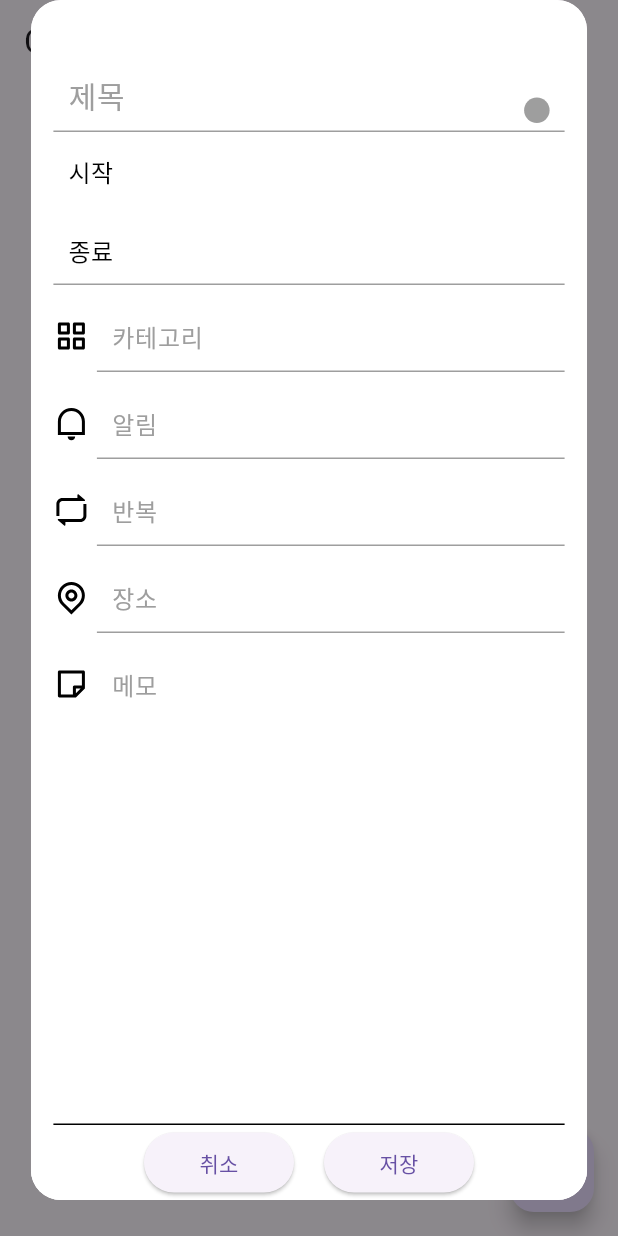
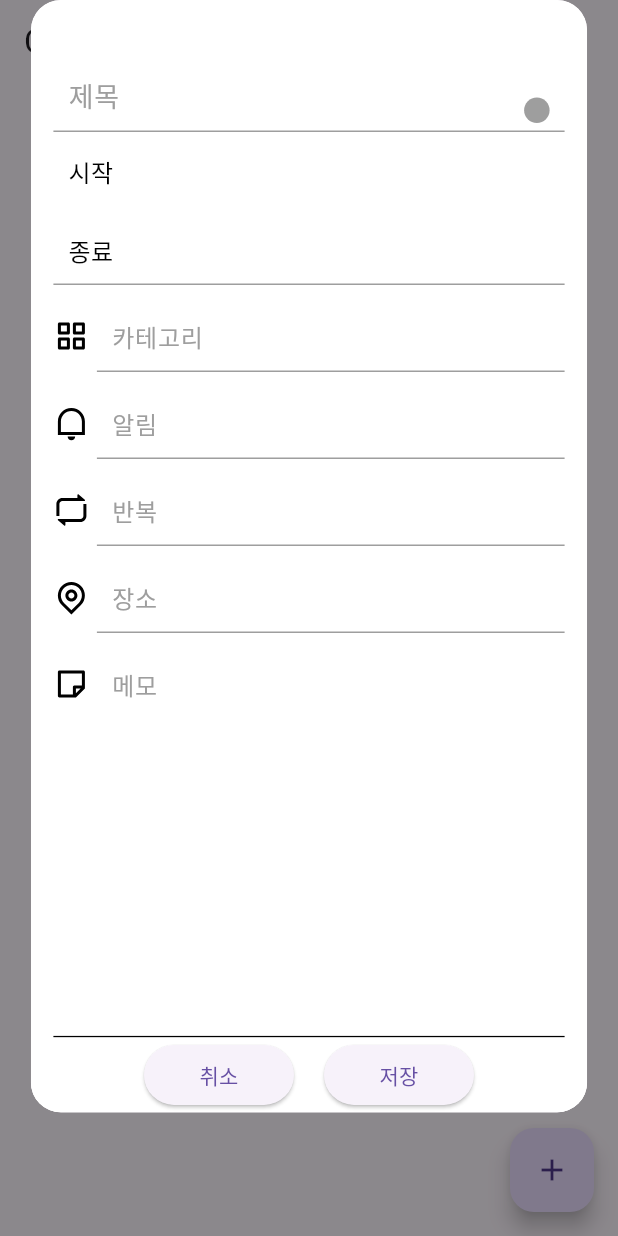
Before and after one commit to Bogamie/Group_Project, a Flutter app: the screen it shows after launch, after a tap on the "add" icon, on a phone screen of 412 x 824 dp. Run offline on Flutter 3.47's test engine with Material 3 defaults, Android fonts, the phone set to English and light mode, and no system bars; our stand-ins replace flutter_svg.

Commit message:
Refactor : Modified the overlay heigh
Set the height of the overlay to 0.9 of the screen

```diff
--- a/lib/main.dart
+++ b/lib/main.dart
@@ -16,8 +16,6 @@ class MyApp extends StatelessWidget {
 
 class HomeScreen extends StatelessWidget {
   void _showOverlay(BuildContext context) {
-    double customHeight = 800.0; // 원하는 높이로 설정
-
     showGeneralDialog(
       context: context,
       barrierDismissible: true,
@@ -26,6 +24,7 @@ class HomeScreen extends StatelessWidget {
       transitionDuration: const Duration(milliseconds: 200),
       pageBuilder: (BuildContext buildContext, Animation animation, Animation secondaryAnimation) {
         double width = MediaQuery.of(context).size.width * 0.90; // 화면 너비의 90%
+        double height = MediaQuery.of(context).size.height * 0.90; // 화면 높이의 90%
         double statusBarHeight = MediaQuery.of(context).padding.top; // 상태바 높이
 
         return StatefulBuilder(
@@ -43,7 +42,7 @@ class HomeScreen extends StatelessWidget {
                     child: AnimatedContainer(
                       duration: const Duration(milliseconds: 200),
                       width: width,
-                      height: customHeight - viewInsets,
+                      height: height - viewInsets,
                       color: Colors.white, // 전체 오버레이의 배경색을 흰색으로 설정
                       child: Column(
                         children: [
@@ -60,7 +59,7 @@ class HomeScreen extends StatelessWidget {
                                         TextField(
                                           decoration: InputDecoration(
                                             hintText: '제목',
-                                            hintStyle: TextStyle(color: Colors.grey, fontSize: 20.0), // 제목 텍스트 크기 변경
+                                            hintStyle: TextStyle(color: Colors.grey, fontSize: 18.0), // 제목 텍스트 크기 변경
                                             contentPadding: EdgeInsets.only(left: 10.0), // 오른쪽으로 이동
                                             enabledBorder: UnderlineInputBorder(
                                               borderSide: BorderSide(color: Colors.grey),
```
